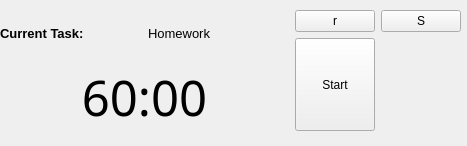
The window that productivity-tool-box/timer_widget.ui (BeatrisRah/Python-Projects) describes before a commit, drawn with Qt 5.
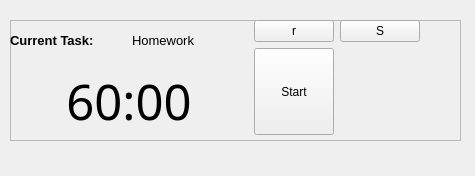
The same window after the commit.

Commit message: Change UI to contain frame

Patch:
```diff
--- a/productivity-tool-box/timer_widget.ui
+++ b/productivity-tool-box/timer_widget.ui
@@ -6,20 +6,35 @@
    <rect>
     <x>0</x>
     <y>0</y>
-    <width>467</width>
-    <height>146</height>
+    <width>475</width>
+    <height>176</height>
    </rect>
   </property>
   <property name="windowTitle">
    <string>Form</string>
   </property>
+  <widget class="QFrame" name="frame">
+   <property name="geometry">
+    <rect>
+     <x>10</x>
+     <y>20</y>
+     <width>451</width>
+     <height>121</height>
+    </rect>
+   </property>
+   <property name="frameShape">
+    <enum>QFrame::StyledPanel</enum>
+   </property>
+   <property name="frameShadow">
+    <enum>QFrame::Raised</enum>
+   </property>
   <widget class="QWidget" name="">
    <property name="geometry">
     <rect>
      <x>0</x>
-     <y>10</y>
-     <width>461</width>
-     <height>121</height>
+      <y>0</y>
+      <width>410</width>
+      <height>115</height>
     </rect>
    </property>
    <layout class="QHBoxLayout" name="horizontalLayout_3">
@@ -120,6 +135,7 @@
      </layout>
     </item>
    </layout>
+   </widget>
   </widget>
  </widget>
  <resources/>
```
Lines whose indentation alone changed are shown as unchanged. The commit also changes 5 other files.
